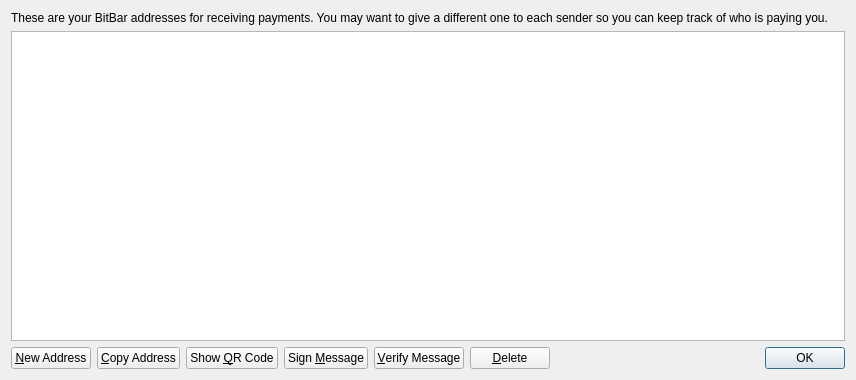
Before: the Qt Designer form src/qt/forms/addressbookpage.ui in Crypto-Currency/bitbar, drawn with Qt 5.
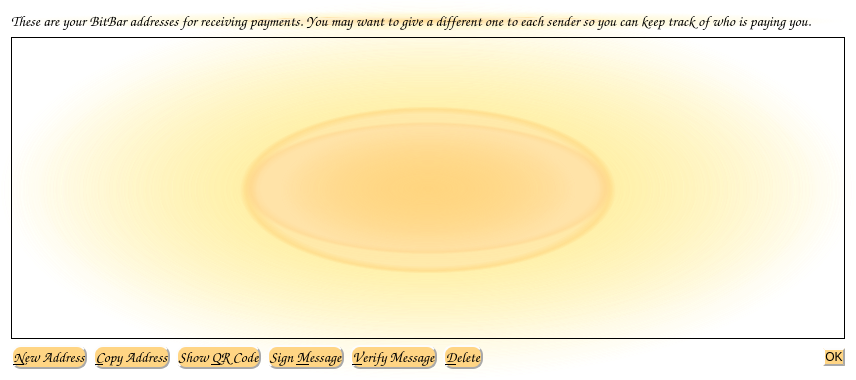
After: the same form once the commit is applied. Icons and pictures are not drawn.

Commit message: Adding color to the bitbar-qt forms

```diff
--- a/src/qt/forms/addressbookpage.ui
+++ b/src/qt/forms/addressbookpage.ui
@@ -10,9 +10,22 @@
     <height>380</height>
    </rect>
   </property>
+  <property name="font">
+   <font>
+    <family>Comic Sans MS</family>
+    <pointsize>11</pointsize>
+    <weight>50</weight>
+    <italic>false</italic>
+    <bold>false</bold>
+   </font>
+  </property>
   <property name="windowTitle">
    <string>Address Book</string>
   </property>
+  <property name="styleSheet">
+   <string notr="true">QWidget{background-color: qradialgradient(spread:pad, cx:0.5, cy:0.5, radius:0.5, fx:0.5, fy:0.5, stop:0 rgba(255, 213,127, 206), stop:0.35 rgba(255, 213,127, 80), stop:0.4 rgba(255, 213,127, 80), stop:0.425 rgba(255, 213, 132, 156), stop:0.44 rgba(255, 233, 128, 80), stop:1 rgba(255, 255, 255, 0)); color yellow; font:11pt 'Comic Sans MS'}
+QPushButton{background-color:rgb(255,213,132); color:black; border-style: outset; border-width: 2px; border-radius: 10px; border-color: darkgrey;font:11pt 'Comic Sans MS'}</string>
+  </property>
   <layout class="QVBoxLayout" name="verticalLayout">
    <item>
     <widget class="QLabel" name="labelExplanation">
@@ -35,6 +48,9 @@
      <property name="toolTip">
       <string>Double-click to edit address or label</string>
      </property>
+     <property name="styleSheet">
+      <string notr="true"/>
+     </property>
      <property name="tabKeyNavigation">
       <bool>false</bool>
      </property>
```
The commit also changes 15 other files.
